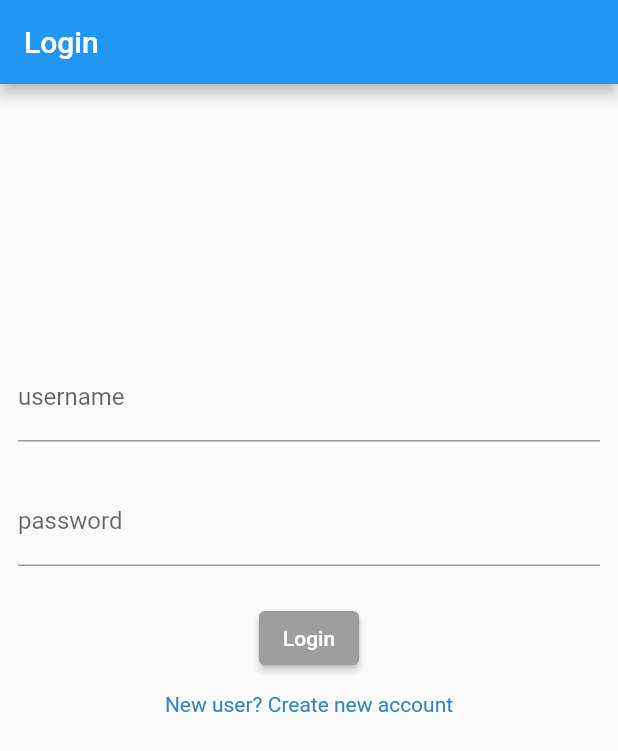
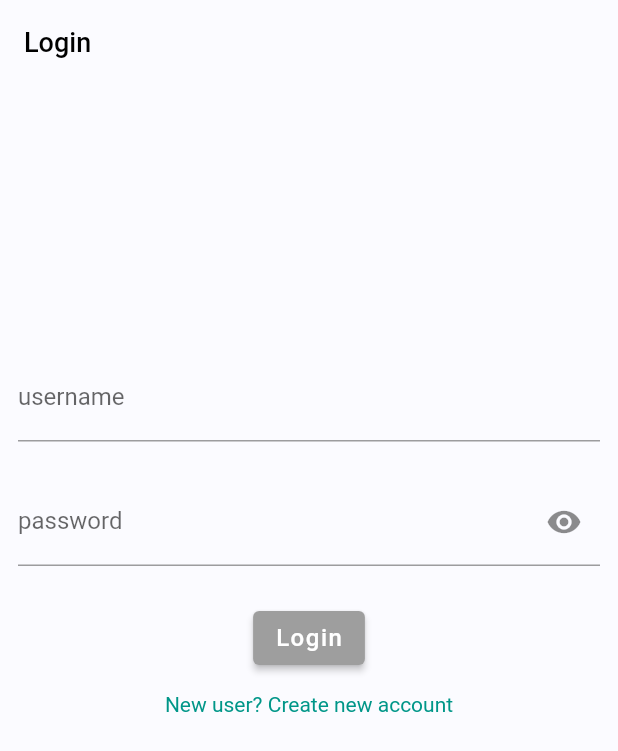
Before and after one commit to Fitcentive/flutter_app, a Flutter app: the screen it shows after launch, on a phone screen of 412 x 824 dp. Shown: the top 751 px of the screen. Run offline on Flutter 3.47's test engine with Material 2 defaults, Android fonts, the phone set to English and light mode, and no system bars; our stand-ins replace bloc, equatable, flutter_bloc, formz, google_fonts, jwt_decoder.

Commit message:
Change up the colours

```diff
--- a/lib/main.dart
+++ b/lib/main.dart
@@ -1,6 +1,7 @@
 import 'package:flutter/material.dart';
 import 'package:flutter_app/src/repos/authentication_repository.dart';
 import 'package:flutter_app/src/repos/user_repository.dart';
+import 'package:flutter_app/theme.dart';
 import 'package:flutter_app/src/views/authentication/bloc/authentication_bloc.dart';
 import 'package:flutter_app/src/views/authentication/bloc/authentication_state.dart';
 import 'package:flutter_app/src/views/create_account/bloc/create_account_bloc.dart';
@@ -61,6 +62,8 @@ class _AppViewState extends State<AppView> {
   @override
   Widget build(BuildContext context) {
     return MaterialApp(
+      theme: appTheme,
+      darkTheme: darkTheme,
       routes: {
         '/create-account': (context) => const CreateAccountPage(),
       },
--- a/lib/src/views/create_account/create_account_page.dart
+++ b/lib/src/views/create_account/create_account_page.dart
@@ -82,13 +82,13 @@ class CreateAccountPageState extends State<CreateAccountPage> {
   MaterialColor _getBackgroundColor() {
     final currentState = _createAccountBloc.state;
     if (currentState is EmailAddressModified && currentState.status.isValid) {
-      return Colors.blue;
+      return Colors.teal;
     } else if (currentState is VerificationTokenModified && currentState.status.isValid) {
-      return Colors.blue;
+      return Colors.teal;
     } else if (currentState is PasswordModified && currentState.status.isValid) {
-      return Colors.blue;
+      return Colors.teal;
     } else if (currentState is TermsAndConditionsModified && currentState.isValidState()) {
-      return Colors.blue;
+      return Colors.teal;
     }
     else {
       return Colors.grey;
--- a/lib/src/views/login/login_form.dart
+++ b/lib/src/views/login/login_form.dart
@@ -2,6 +2,7 @@ import 'package:flutter/material.dart';
 import 'package:flutter_app/src/views/authentication/bloc/authentication_bloc.dart';
 import 'package:flutter_app/src/views/authentication/bloc/authentication_event.dart';
 import 'package:flutter_app/src/views/authentication/bloc/authentication_state.dart';
+import 'package:flutter_app/theme.dart';
 import 'package:flutter_bloc/flutter_bloc.dart';
 import 'package:formz/formz.dart';
 
@@ -15,6 +16,8 @@ class LoginForm extends StatefulWidget {
 class LoginFormState extends State<LoginForm> {
   final TextEditingController _usernameController = TextEditingController(text: '');
   final TextEditingController _passwordController = TextEditingController(text: '');
+
+  bool _isObscure = true;
 
   @override
   void initState() {
@@ -84,8 +87,18 @@ class LoginFormState extends State<LoginForm> {
           onChanged: (password) {
             context.read<AuthenticationBloc>().add(LoginPasswordChanged(password));
           },
-          obscureText: true,
+          obscureText: _isObscure,
           decoration: InputDecoration(
+            suffixIcon: IconButton(
+              icon: Icon(
+                _isObscure ? Icons.visibility : Icons.visibility_off,
+              ),
+              onPressed: () {
+                setState(() {
+                  _isObscure = !_isObscure;
+                });
+              },
+            ),
             labelText: 'password',
             errorText: (state is AuthCredentialsModified) && state.password.invalid ? 'invalid password' : null,
           ),
@@ -101,7 +114,7 @@ class LoginFormState extends State<LoginForm> {
       },
       child: const Text(
         "New user? Create new account",
-        style: TextStyle(color: Color.fromRGBO(48, 134, 192, 1.0)),
+        style: TextStyle(color: ColorConstants.primary500Teal),
       ),
     );
   }
@@ -132,7 +145,7 @@ class LoginFormState extends State<LoginForm> {
 
   _getButtonBackgroundColour(AuthenticationState state) {
     if (state is AuthCredentialsModified && state.status.isValid) {
-      return MaterialStateProperty.all<Color>(Colors.blue);
+      return MaterialStateProperty.all<Color>(Colors.teal);
     } else {
       return MaterialStateProperty.all<Color>(Colors.grey);
     }
--- /dev/null
+++ b/lib/theme.dart
@@ -0,0 +1,302 @@
+import 'package:flutter/material.dart';
+import 'package:flutter/services.dart';
+import 'package:google_fonts/google_fonts.dart';
+
+import 'package:flutter/material.dart';
+import 'package:flutter/services.dart';
+import 'package:google_fonts/google_fonts.dart';
+
+class ColorConstants {
+  static const Color black = Color.fromRGBO(0, 0, 0, 1);
+  static const Color white = Color.fromRGBO(255, 255, 255, 1);
+  static const Color disabled = Color.fromRGBO(0, 0, 0, 0.38);
+  static const Color border = Color.fromRGBO(0, 0, 0, 0.12);
+  static const Color overlay = Color.fromRGBO(0, 0, 0, 0.75);
+  static const Color lightOverlay = Color.fromRGBO(0, 0, 0, 0.35);
+  static const Color borderLight = Color.fromRGBO(255, 255, 255, 0.12);
+  static const Color primary900Red = Color.fromRGBO(173, 33, 47, 1);
+  static const Color primary900Green = Color.fromRGBO(51, 98, 88, 1);
+  static const Color primary900Blue = Color.fromRGBO(0, 64, 142, 1);
+  static const Color primary800Red = Color.fromRGBO(193, 53, 61, 1);
+  static const Color primary800Green = Color.fromRGBO(67, 114, 104, 1);
+  static const Color primary800Blue = Color.fromRGBO(0, 82, 163, 1);
+  static const Color primary700Red = Color.fromRGBO(213, 72, 75, 1);
+  static const Color primary700Teal = Color.fromRGBO(0, 120, 100, 1);
+  static const Color primary700Green = Color.fromRGBO(82, 131, 120, 1);
+  static const Color primary700Blue = Color.fromRGBO(0, 101, 185, 1);
+  static const Color primary600Red = Color.fromRGBO(233, 90, 91, 1);
+  static const Color primary600Green = Color.fromRGBO(99, 147, 136, 1);
+  static const Color primary600Blue = Color.fromRGBO(0, 121, 207, 1);
+  static const Color primary500Red = Color.fromRGBO(253, 108, 106, 1);
+  static const Color primary500Green = Color.fromRGBO(115, 164, 153, 1);
+  static const Color primary500Teal = Color.fromRGBO(0, 150, 136, 1);
+  static const Color primary500Blue = Color.fromRGBO(0, 141, 230, 1);
+  static const Color primary400Red = Color.fromRGBO(255, 125, 122, 1);
+  static const Color primary400Green = Color.fromRGBO(132, 182, 170, 1);
+  static const Color primary400Blue = Color.fromRGBO(0, 162, 253, 1);
+  static const Color primary300Red = Color.fromRGBO(255, 143, 139, 1);
+  static const Color primary300Teal = Color.fromRGBO(0, 170, 150, 1);
+  static const Color primary300Green = Color.fromRGBO(149, 199, 187, 1);
+  static const Color primary300Blue = Color.fromRGBO(62, 183, 255, 1);
+  static const Color primary200Red = Color.fromRGBO(255, 161, 156, 1);
+  static const Color primary200Green = Color.fromRGBO(166, 217, 205, 1);
+  static const Color primary200Blue = Color.fromRGBO(95, 205, 255, 1);
+  static const Color primary100Red = Color.fromRGBO(255, 179, 173, 1);
+  static const Color primary100Green = Color.fromRGBO(184, 236, 223, 1);
+  static const Color primary100Blue = Color.fromRGBO(124, 227, 255, 1);
+  static const Color primary50Red = Color.fromRGBO(255, 198, 190, 1);
+  static const Color primary50Green = Color.fromRGBO(202, 254, 241, 1);
+  static const Color primary50Blue = Color.fromRGBO(151, 250, 255, 1);
+  static const Color textLightPrimary = Color.fromRGBO(255, 255, 255, 1);
+  static const Color textLightSecondary = Color.fromRGBO(171, 171, 171, 1);
+  static const Color textDarkPrimary = Color.fromRGBO(51, 51, 51, 1);
+  static const Color textDarkSecondary = Color.fromRGBO(136, 136, 136, 1);
+  static const Color successMain = Color.fromRGBO(26, 162, 81, 1);
+  static const Color successDark = Color.fromRGBO(26, 162, 81, 1);
+  static const Color successLight = Color.fromRGBO(106, 231, 156, 1);
+  static const Color warningMain = Color.fromRGBO(222, 165, 0, 1);
+  static const Color warningDark = Color.fromRGBO(171, 104, 0, 1);
+  static const Color warningLight = Color.fromRGBO(255, 220, 72, 1);
+  static const Color errorMain = Color.fromRGBO(235, 0, 21, 1);
+  static const Color errorDark = Color.fromRGBO(199, 0, 17, 1);
+  static const Color errorLight = Color.fromRGBO(255, 153, 162, 1);
+
+  static const Color disabledTextColor = Color(0xff6b717e);
+
+  static const Color lightBackgroundColor = Color.fromRGBO(251, 251, 255, 1);
+  static const Color darkBackgroundColor = Color.fromRGBO(17, 17, 20, 1);
+  static const Color shadowColor = Color.fromRGBO(50, 50, 71, 0.08);
+
+  // Special app colours
+  static const Color videoCall = Colors.red;
+  static const Color fbColor = Color(0xff3c5a9a);
+  static const Color ratingBG = Color.fromRGBO(253, 216, 53, 1);
+  static const Color starYellow = Color(0xFFfa6400);
+
+  static const redOrangeGradient = LinearGradient(
+    colors: [
+      Color(0xFFD73763),
+      Color(0xFFF6935C),
+    ],
+  );
+  static const blueGradient = LinearGradient(
+    colors: [
+      Color(0xFF3790E3),
+      Color(0xFF43CBE9),
+    ],
+  );
+}
+
+final BorderRadius radius = BorderRadius.circular(6.0);
+
+final ThemeData appTheme = ThemeData.light().copyWith(
+    scaffoldBackgroundColor: ColorConstants.lightBackgroundColor,
+    primaryColor: ColorConstants.primary500Teal,
+    primaryColorDark: ColorConstants.primary700Teal,
+    primaryColorLight: ColorConstants.primary300Teal,
+    brightness: Brightness.light,
+    backgroundColor: ColorConstants.lightBackgroundColor,
+
+    colorScheme: ThemeData.light().colorScheme.copyWith(
+      primary: ColorConstants.primary500Teal,
+      primaryVariant: ColorConstants.primary400Red,
+
+      secondary: const Color(0xff03dac6),
+      secondaryVariant: const Color(0xff018786),
+
+      surface: Colors.white,
+      background: ColorConstants.lightBackgroundColor,
+
+      error: const Color(0xffb00020),
+      onPrimary: Colors.white,
+      onSecondary: Colors.black,
+      onSurface: Colors.black,
+      onBackground: Colors.black,
+      onError: Colors.white,
+      brightness: Brightness.light,
+    ),
+
+    ///appBar theme
+    appBarTheme: const AppBarTheme(
+      backgroundColor: Colors.transparent,
+      foregroundColor: Colors.black,
+      systemOverlayStyle: SystemUiOverlayStyle(
+        statusBarBrightness: Brightness.light,
+      ),
+      elevation: 0.0,
+      toolbarTextStyle: TextStyle(
+        color: ColorConstants.darkBackgroundColor,
+        fontSize: 18.0,
+        fontWeight: FontWeight.w800,
+      ),
+    ),
+
+    ///text theme
+    textTheme: GoogleFonts.dmSansTextTheme().copyWith(
+      headline5: TextStyle(fontSize: 22.0, color: ColorConstants.textDarkPrimary),
+      headline6: TextStyle(fontSize: 18.0, color: ColorConstants.textDarkPrimary),
+      subtitle1: TextStyle(color: ColorConstants.textDarkPrimary), //disabledTextColor),
+      subtitle2: TextStyle(color: ColorConstants.textDarkSecondary),
+      bodyText1: TextStyle(fontSize: 16.0, color: ColorConstants.textDarkPrimary),
+      bodyText2: TextStyle(color: ColorConstants.textDarkSecondary),
+      caption: TextStyle(color: ColorConstants.textDarkPrimary), //disabledTextColor),
+      button: TextStyle(fontSize: 16.0, letterSpacing: 1, color: ColorConstants.white),
+    ),
+    primaryTextTheme: GoogleFonts.dmSansTextTheme().copyWith(
+      headline5: TextStyle(fontSize: 22.0, color: ColorConstants.textLightPrimary, fontWeight: FontWeight.w800),
+      headline6: TextStyle(fontSize: 18.0, color: ColorConstants.textLightPrimary, fontWeight: FontWeight.w800),
+      subtitle1: TextStyle(fontSize: 16.0, color: ColorConstants.textLightPrimary),
+      subtitle2: TextStyle(fontSize: 14.0, color: ColorConstants.textLightSecondary),
+      bodyText1: TextStyle(fontSize: 16.0, color: ColorConstants.textLightPrimary),
+      bodyText2: TextStyle(fontSize: 14.0, color: ColorConstants.textLightSecondary),
+      caption: TextStyle(fontSize: 14.0, color: ColorConstants.textDarkPrimary),
+      button: TextStyle(fontSize: 16.0, letterSpacing: 1, color: ColorConstants.disabledTextColor),
+    ),
+
+    iconTheme: ThemeData.light().iconTheme.copyWith(
+      color: ColorConstants.textLightPrimary,
+    ),
+    primaryIconTheme: ThemeData.light().iconTheme.copyWith(
+        color: ColorConstants.primary500Teal
+    ),
+
+    unselectedWidgetColor: ColorConstants.textDarkPrimary,
+    indicatorColor: ColorConstants.primary500Teal,
+    chipTheme: ThemeData.light().chipTheme.copyWith(
+      backgroundColor: ColorConstants.black,
+      selectedColor: ColorConstants.white,
+      disabledColor: Colors.grey,
+      labelStyle: const TextStyle(color: Colors.white),
+      secondaryLabelStyle: const TextStyle(color: Colors.white),
+      secondarySelectedColor: Colors.white,
+      brightness: Brightness.light,
+    ),
+    // textSelectionTheme: ThemeData.light().textSelectionTheme.copyWith(
+    //   cursorColor,
+    //   selectionColor,
+    //   selectionHandleColor,
+    // ),
+    inputDecorationTheme: ThemeData.light().inputDecorationTheme.copyWith(
+      // labelStyle,
+      // floatingLabelStyle,
+      // helperStyle,
+      // helperMaxLines,
+
+      // hintStyle: ThemeData.light().inputDecorationTheme.hintStyle!.copyWith(
+      //   color: ColorConstants.primary400Red,
+      // ),
+
+      // errorStyle,
+      // errorMaxLines,
+      // floatingLabelBehavior = FloatingLabelBehavior.auto,
+      // isDense: false,
+      // contentPadding,
+      // isCollapsed: false,
+      iconColor: ColorConstants.primary500Teal,
+      // prefixStyle,
+      // prefixIconColor,
+      // suffixStyle,
+      // suffixIconColor,
+      filled: false,
+      // fillColor,
+      // focusColor,
+      // hoverColor,
+    )
+);
+
+final ThemeData darkTheme = ThemeData.dark().copyWith(
+  scaffoldBackgroundColor: ColorConstants.darkBackgroundColor,
+  primaryColor: ColorConstants.primary500Teal,
+  primaryColorDark: ColorConstants.primary700Teal,
+  primaryColorLight: ColorConstants.primary300Teal,
+  brightness: Brightness.dark,
+  backgroundColor: ColorConstants.darkBackgroundColor,
+
+  colorScheme: ThemeData.dark().colorScheme.copyWith(
+    primary: ColorConstants.primary500Teal,
+    primaryVariant: ColorConstants.primary400Red,
+
+    secondary: const Color(0xff03dac6),
+    secondaryVariant: const Color(0xff018786),
+
+    surface: Colors.white,
+    background: ColorConstants.darkBackgroundColor,
+
+    error: const Color(0xffb00020),
+    onPrimary: Colors.white,
+    onSecondary: Colors.black,
+    onSurface: Colors.white,
+    onBackground: Colors.white,
+    onError: Colors.white,
+    brightness: Brightness.dark,
+  ),
+
+  appBarTheme: const AppBarTheme(
+    backgroundColor: Colors.transparent,
+    elevation: 0.0,
+    systemOverlayStyle: SystemUiOverlayStyle(
+      statusBarBrightness: Brightness.dark,
+    ),
+    foregroundColor: Colors.white,
+    toolbarTextStyle: TextStyle(
+      color: ColorConstants.lightBackgroundColor,
+      fontSize: 18.0,
+      fontWeight: FontWeight.w800,
+    ),
+  ),
+
+  ///text theme
+  textTheme: GoogleFonts.dmSansTextTheme().copyWith(
+    headline5: TextStyle(fontSize: 22.0, color: ColorConstants.textLightPrimary),
+    headline6: TextStyle(fontSize: 18.0, color: ColorConstants.textLightPrimary),
+    subtitle1: TextStyle(color: ColorConstants.textLightPrimary),
+    subtitle2: TextStyle(color: ColorConstants.textLightSecondary),
+    bodyText1: TextStyle(fontSize: 16.0, color: ColorConstants.textLightPrimary),
+    bodyText2: TextStyle(color: ColorConstants.textLightSecondary),
+    caption: TextStyle(color: ColorConstants.textLightPrimary),
+    button: TextStyle(fontSize: 16.0, letterSpacing: 1, color: ColorConstants.white),
+  ),
+
+  iconTheme: ThemeData.dark().iconTheme.copyWith(
+    color: ColorConstants.textLightPrimary,
+  ),
+  primaryIconTheme: ThemeData.dark().iconTheme.copyWith(
+    color: ColorConstants.primary500Teal,
+  ),
+
+  unselectedWidgetColor: ColorConstants.textLightPrimary,
+  indicatorColor: ColorConstants.primary500Teal,
+  chipTheme: ThemeData.light().chipTheme.copyWith(
+    backgroundColor: ColorConstants.black,
+    selectedColor: ColorConstants.white,
+    disabledColor: Colors.grey,
+    labelStyle: const TextStyle(color: Colors.white),
+    secondaryLabelStyle: const TextStyle(color: Colors.white),
+    secondarySelectedColor: Colors.white,
+    brightness: Brightness.light,
+  ),
+
+);
+
+/**
+ * textTheme defaults
+ *
+ * FIELD                 SIZE  WEIGHT  SPACING
+ * headline1             96.0  light   -1.5
+ * headline2             60.0  light   -0.5
+ * headline3             48.0  regular  0.0
+ * headline4             34.0  regular  0.25
+ * headline5             24.0  regular  0.0
+ * headline6             20.0  medium   0.15
+ * subtitle1             16.0  regular  0.15
+ * subtitle2             14.0  medium   0.1
+ * body1 | bodyText1     16.0  regular  0.5
+ * body2 | bodyText2     14.0  regular  0.25
+ * button                14.0  medium   1.25
+ * caption               12.0  regular  0.4
+ * overline              10.0  regular  1.5
+ *
+ */
+
+
+// todo - make this primary colour #ff009688
--- a/pubspec.yaml
+++ b/pubspec.yaml
@@ -38,6 +38,7 @@ dependencies:
   json_annotation: ^4.5.0
   jwt_decoder: ^2.0.1
 
+  google_fonts: 2.2.0
 
   # The following adds the Cupertino Icons font to your application.
   # Use with the CupertinoIcons class for iOS style icons.
```
Also changed, not shown: pubspec.lock.
